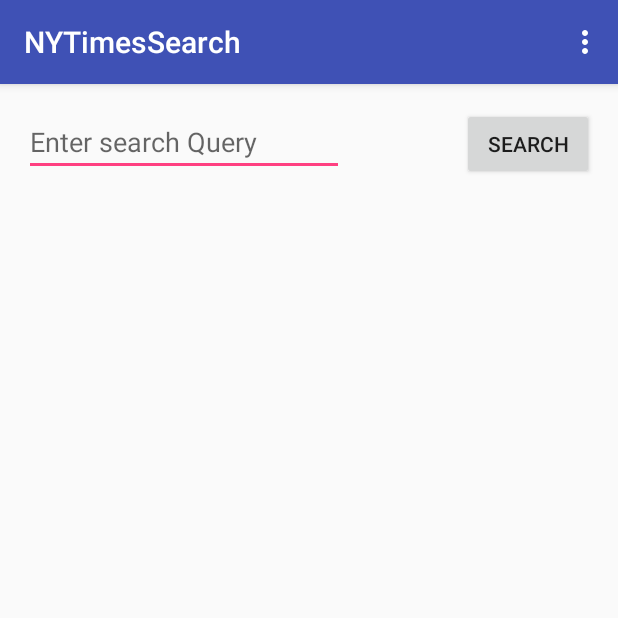
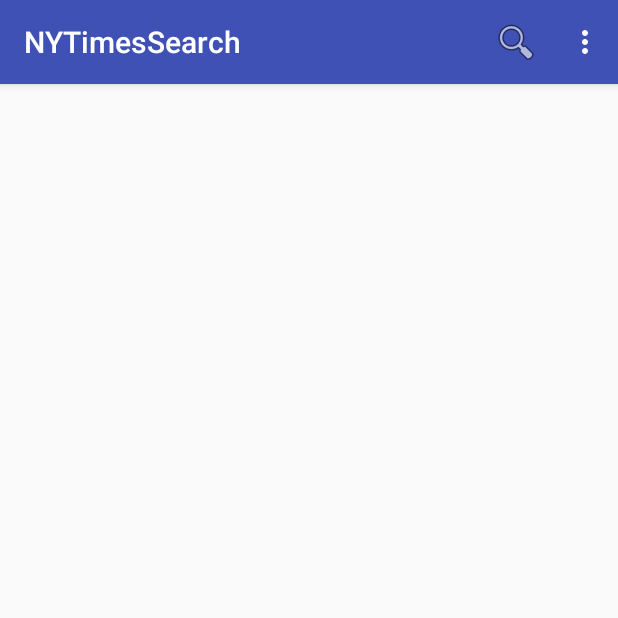
Before and after one commit to m3libea/NYTimesSearch, an Android app: the screen it shows after launch (SearchActivity), on a phone screen of 412 x 824 dp, the top half of it. Run offline under Robolectric (Android 15) with nearby library versions, the phone set to English and light mode, and no system bars; our stand-ins replace ButterKnife, Picasso; libraries missing offline, so code that uses them is left out: com.loopj.android, cz.msebera.android; pictures from the network do not load.

Commit message:
SearchView on ActionBar

```diff
--- a/app/src/main/java/com/m3libea/nytimessearch/activities/SearchActivity.java
+++ b/app/src/main/java/com/m3libea/nytimessearch/activities/SearchActivity.java
@@ -2,15 +2,16 @@ package com.m3libea.nytimessearch.activities;
 
 import android.content.Intent;
 import android.os.Bundle;
+import android.support.v4.view.MenuItemCompat;
 import android.support.v7.app.AppCompatActivity;
+import android.support.v7.widget.SearchView;
 import android.support.v7.widget.Toolbar;
 import android.util.Log;
 import android.view.Menu;
+import android.view.MenuInflater;
 import android.view.MenuItem;
 import android.view.View;
 import android.widget.AdapterView;
-import android.widget.Button;
-import android.widget.EditText;
 import android.widget.GridView;
 
 import com.loopj.android.http.AsyncHttpClient;
@@ -32,19 +33,19 @@ import cz.msebera.android.httpclient.Header;
 
 public class SearchActivity extends AppCompatActivity {
 
-    @BindView(R.id.etQuery) EditText etQuery;
-    @BindView(R.id.btnSearch) Button btnSearch;
     @BindView(R.id.gvResults) GridView gvResults;
 
     ArrayList<Article> articles;
     ArticleArrayAdapter adapter;
 
     @Override
-    protected void onCreate(Bundle savedInstanceState) {
+    protected void onCreate(Bundle savedInstanceState){
         super.onCreate(savedInstanceState);
         setContentView(R.layout.activity_search);
+
         Toolbar toolbar = (Toolbar) findViewById(R.id.toolbar);
         setSupportActionBar(toolbar);
+
 
         setUpViews();
     }
@@ -74,8 +75,27 @@ public class SearchActivity extends AppCompatActivity {
     @Override
     public boolean onCreateOptionsMenu(Menu menu) {
         // Inflate the menu; this adds items to the action bar if it is present.
-        getMenuInflater().inflate(R.menu.menu_search, menu);
-        return true;
+        MenuInflater inflater = getMenuInflater();
+        inflater.inflate(R.menu.menu_search, menu);
+        MenuItem searchItem = menu.findItem(R.id.action_search);
+        final SearchView searchView = (SearchView) MenuItemCompat.getActionView(searchItem);
+
+        searchView.setOnQueryTextListener(new SearchView.OnQueryTextListener() {
+            @Override
+            public boolean onQueryTextSubmit(String query) {
+                searchView.clearFocus();
+
+                apiQuery(query);
+
+                return true;
+            }
+
+            @Override
+            public boolean onQueryTextChange(String newText) {
+                return false;
+            }
+        });
+        return super.onCreateOptionsMenu(menu);
     }
 
     @Override
@@ -93,9 +113,7 @@ public class SearchActivity extends AppCompatActivity {
         return super.onOptionsItemSelected(item);
     }
 
-    public void onArticleSearch(View view) {
-
-        String query = etQuery.getText().toString();
+    public void apiQuery(String query) {
 
         AsyncHttpClient client = new AsyncHttpClient();
         String url = "http://api.nytimes.com/svc/search/v2/articlesearch.json";
--- a/app/src/main/res/layout/content_search.xml
+++ b/app/src/main/res/layout/content_search.xml
@@ -14,34 +14,11 @@
     tools:showIn="@layout/activity_search">
 
 
-    <Button
-        android:text="@string/search"
-        android:layout_width="wrap_content"
-        android:layout_height="wrap_content"
-        android:layout_alignParentTop="true"
-        android:layout_alignParentRight="true"
-        android:layout_alignParentEnd="true"
-        android:id="@+id/btnSearch"
-        android:onClick="onArticleSearch"/>
-
-    <EditText
-        android:layout_width="wrap_content"
-        android:layout_height="wrap_content"
-        android:inputType="textPersonName"
-        android:hint="@string/hint"
-        android:ems="10"
-        android:id="@+id/etQuery"
-        android:layout_alignParentTop="true"
-        android:layout_alignParentLeft="true"
-        android:layout_alignParentStart="true" />
-
     <GridView
         android:id="@+id/gvResults"
         android:layout_width="match_parent"
         android:layout_height="match_parent"
-        android:layout_alignParentBottom="true"
-        android:layout_alignParentLeft="true"
-        android:layout_alignParentStart="true"
-        android:layout_below="@+id/btnSearch"
-        android:numColumns="4" />
+        android:numColumns="4"
+        android:layout_alignParentRight="true"
+        android:layout_alignParentEnd="true" />
 </RelativeLayout>
--- a/app/src/main/res/menu/menu_search.xml
+++ b/app/src/main/res/menu/menu_search.xml
@@ -7,4 +7,11 @@
         android:orderInCategory="100"
         android:title="@string/action_settings"
         app:showAsAction="never" />
+    <item android:id="@+id/action_search"
+        android:orderInCategory="5"
+        android:title="Search"
+        android:icon="@android:drawable/ic_menu_search"
+        app:showAsAction="ifRoom|collapseActionView"
+        app:actionViewClass="android.support.v7.widget.SearchView" />
+
 </menu>
```
Also changed, not shown: 1 other file.
